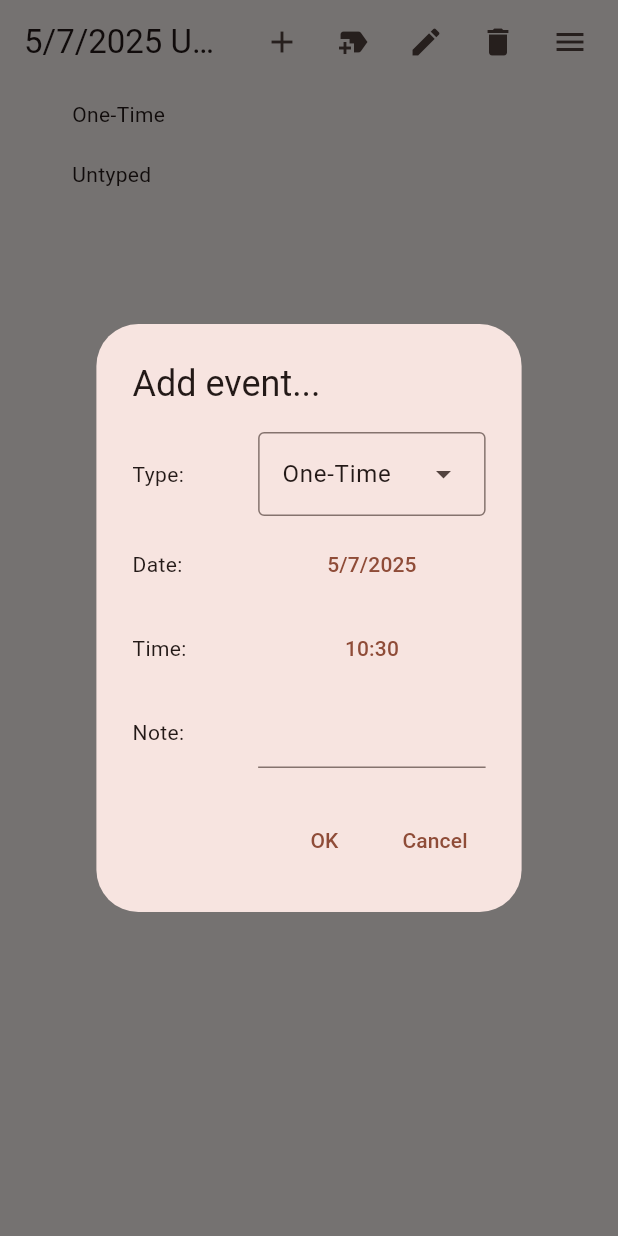
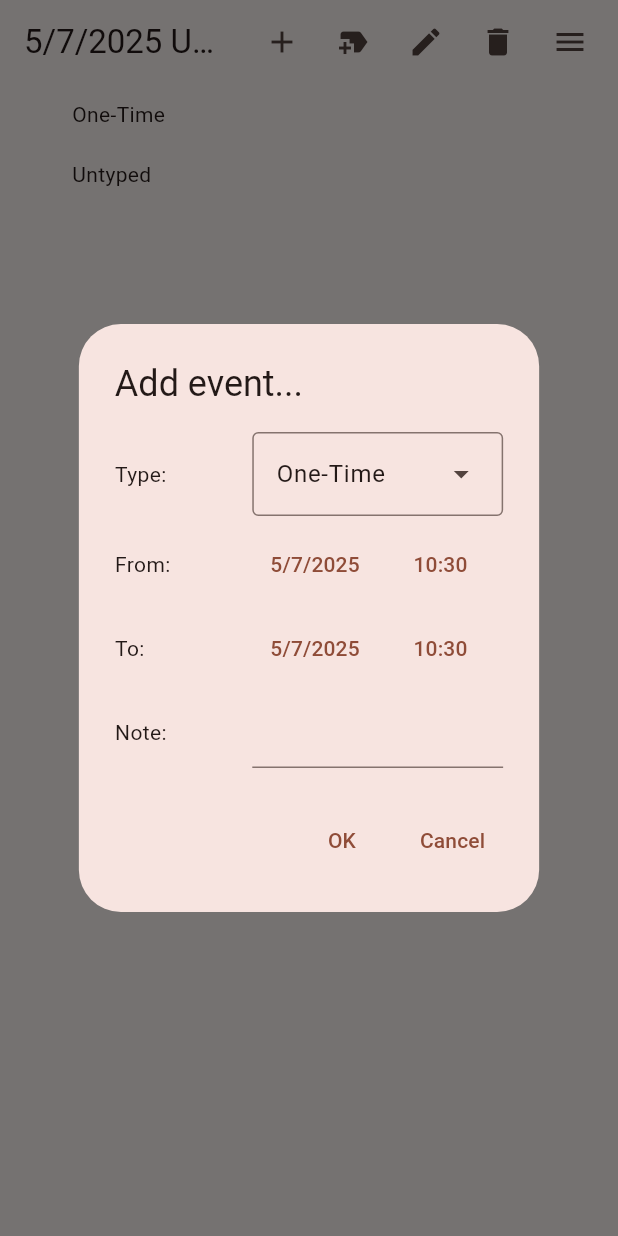
Before and after one commit to Janorico/FOSSevents, a Flutter app: the screen it shows after launch, after a tap on the "add" icon, on a phone screen of 412 x 824 dp. Run offline on Flutter 3.47's test engine with Material 3 defaults, Android fonts, the phone set to English and light mode, and no system bars; our stand-ins replace file_picker, flutter_svg, package_info_plus.

Commit message:
Change timestamp to time range

```diff
--- a/lib/dialogs.dart
+++ b/lib/dialogs.dart
@@ -19,7 +19,7 @@
 
 import 'package:flutter/material.dart';
 import 'package:fossevents/data/types.dart';
-import 'package:intl/intl.dart';
+import 'package:fossevents/widgets/date_time_picker.dart';
 
 class Dialogs {
   static void showNoSelectionDialog(BuildContext context) {
@@ -50,21 +50,19 @@ class AddEditEventConfirmationDialog extends StatefulWidget {
 
 class _AddEditEventConfirmationDialogState extends State<AddEditEventConfirmationDialog> {
   late String? typeId;
-  late DateTime dateTime;
+  late DateTimeRange dateTimeRange;
   final TextEditingController noteController = TextEditingController();
 
   @override
   void initState() {
     super.initState();
     typeId = widget.e?.typeId ?? widget.eventType;
-    dateTime = widget.e?.dateTime ?? DateTime.now();
+    dateTimeRange = widget.e?.dateTimeRange ?? DateTimeRange(start: DateTime.now(), end: DateTime.now());
     noteController.text = widget.e?.note ?? "";
   }
 
   @override
   Widget build(BuildContext context) {
-    DateFormat df = DateFormat.yMd();
-    DateFormat tf = DateFormat.Hm();
     return ConfirmationDialog(
       title: Text(widget.e == null ? "Add event..." : "Edit event..."),
       content: Column(
@@ -95,21 +93,16 @@ class _AddEditEventConfirmationDialogState extends State<AddEditEventConfirmatio
           Row(
             spacing: 8.0,
             children: [
-              Expanded(child: Text("Date:")),
+              Expanded(child: Text("From:")),
               Expanded(
                 flex: 2,
-                child: TextButton(
-                  onPressed: () {
-                    showDatePicker(context: context, initialDate: dateTime, firstDate: DateTime.utc(0), lastDate: DateTime.now()).then((value) {
-                      if (value == null) {
-                        return;
-                      }
-                      setState(() {
-                        dateTime = DateTime(value.year, value.month, value.day, dateTime.hour, dateTime.minute);
-                      });
+                child: DateTimePicker(
+                  dateTime: dateTimeRange.start,
+                  onDateChanged: (dt) {
+                    setState(() {
+                      dateTimeRange = DateTimeRange(start: dt, end: dateTimeRange.end.isAfter(dt) ? dateTimeRange.end : dt);
                     });
                   },
-                  child: Text(df.format(dateTime)),
                 ),
               ),
             ],
@@ -117,21 +110,16 @@ class _AddEditEventConfirmationDialogState extends State<AddEditEventConfirmatio
           Row(
             spacing: 8.0,
             children: [
-              Expanded(child: Text("Time:")),
+              Expanded(child: Text("To:")),
               Expanded(
                 flex: 2,
-                child: TextButton(
-                  onPressed: () {
-                    showTimePicker(context: context, initialTime: TimeOfDay.fromDateTime(dateTime)).then((value) {
-                      if (value == null) {
-                        return;
-                      }
-                      setState(() {
-                        dateTime = DateTime(dateTime.year, dateTime.month, dateTime.day, value.hour, value.minute);
-                      });
+                child: DateTimePicker(
+                  dateTime: dateTimeRange.end,
+                  onDateChanged: (dt) {
+                    setState(() {
+                      dateTimeRange = DateTimeRange(start: dateTimeRange.start.isBefore(dt) ? dateTimeRange.start : dt, end: dt);
                     });
                   },
-                  child: Text(tf.format(dateTime)),
                 ),
               ),
             ],
@@ -154,7 +142,7 @@ class _AddEditEventConfirmationDialogState extends State<AddEditEventConfirmatio
       ),
       onConfirm: () {
         if (widget.onConfirmed != null) {
-          widget.onConfirmed!(Event(typeId: typeId, dateTime: dateTime.toUtc(), note: noteController.text));
+          widget.onConfirmed!(Event(typeId: typeId, dateTimeRange: dateTimeRange, note: noteController.text));
         }
       },
     );
--- a/lib/main_page.dart
+++ b/lib/main_page.dart
@@ -27,6 +27,7 @@ import 'package:flutter_svg/flutter_svg.dart';
 import 'package:fossevents/data/files.dart';
 import 'package:fossevents/data/types.dart';
 import 'package:fossevents/dialogs.dart';
+import 'package:fossevents/extensions.dart';
 import 'package:fossevents/main.dart';
 import 'package:intl/intl.dart';
 import 'package:package_info_plus/package_info_plus.dart';
@@ -65,10 +66,10 @@ class _MyHomePageState extends State<MyHomePage> with WidgetsBindingObserver {
 
   @override
   Widget build(BuildContext context) {
-    DateFormat dateFormat = DateFormat.yMd();
+    DateFormat df = DateFormat.yMd();
     return Scaffold(
       appBar: AppBar(
-        title: Text("${dateFormat.format(DateTime.now())} UTC+${DateTime.now().timeZoneOffset.inHours}:00, ${dateFormat.format(DateTime.timestamp())} UTC"),
+        title: Text("${df.format(DateTime.now())} UTC+${DateTime.now().timeZoneOffset.inHours}:00, ${df.format(DateTime.timestamp())} UTC"),
         actions: [
           IconButton(
             onPressed: () {
@@ -198,7 +199,7 @@ class _MyHomePageState extends State<MyHomePage> with WidgetsBindingObserver {
                           for (Event ie in db.events) {
                             bool exists = false;
                             for (Event e in widget.db.events) {
-                              if (ie.typeId == e.typeId && ie.dateTime == e.dateTime && ie.note == e.note) {
+                              if (ie.typeId == e.typeId && ie.dateTimeRange == e.dateTimeRange && ie.note == e.note) {
                                 exists = true;
                               }
                             }
@@ -285,7 +286,7 @@ class _MyHomePageState extends State<MyHomePage> with WidgetsBindingObserver {
                 icon: Icon(Icons.question_mark_rounded, size: 48.0),
                 title: Text("Delete Instance"),
                 content: Text(
-                  "Are you sure you want to delete the selected event instance (${DateFormat.yMd().format(ec.dateTime)}, ${DateFormat.Hm().format(ec.dateTime)})?\nTHIS ACTION IS NOT UNDOABLE!",
+                  "Are you sure you want to delete the selected event instance (${ec.dateTimeRange.toReadableString()})?\nTHIS ACTION IS NOT UNDOABLE!",
                 ),
                 onConfirm: () {
                   widget.db.events.remove(ec);
@@ -320,8 +321,6 @@ class _MyHomePageState extends State<MyHomePage> with WidgetsBindingObserver {
   }
 
   Widget eventClassTreeNodeBuilder(BuildContext context, TreeSliverNode<EventClassWrapper> node, AnimationStyle toggleAnimationStyle) {
-    DateFormat df = DateFormat.yMd();
-    DateFormat tf = DateFormat.Hm();
     final Duration animationDuration = toggleAnimationStyle.duration ?? TreeSliver.defaultAnimationDuration;
     final Curve animationCurve = toggleAnimationStyle.curve ?? TreeSliver.defaultAnimationCurve;
     final int index = TreeSliverController.of(context).getActiveIndexFor(node)!;
@@ -352,8 +351,8 @@ class _MyHomePageState extends State<MyHomePage> with WidgetsBindingObserver {
       if (ec is Event)
         Text(
           ec.typeId == null
-              ? "${ec.note} (${df.format(ec.dateTime)}, ${tf.format(ec.dateTime)})"
-              : "${df.format(ec.dateTime)}, ${tf.format(ec.dateTime)}${ec.note.isEmpty ? "" : " (${ec.note})"}",
+              ? "${ec.note} (${ec.dateTimeRange.toReadableString()})"
+              : "${ec.dateTimeRange.toReadableString()}${ec.note.isEmpty ? "" : " (${ec.note})"}",
         )
       else if (ec is EventType)
         Tooltip(message: ec.desc, child: Text(ec.name))
--- /dev/null
+++ b/lib/widgets/date_time_picker.dart
@@ -0,0 +1,89 @@
+/*
+ * FOSS event logger.
+ * Copyright (C) 2025-present Janosch Lion
+ *
+ * This program is free software: you can redistribute it and/or modify
+ * it under the terms of the GNU General Public License as published by
+ * the Free Software Foundation, either version 3 of the License, or
+ * (at your option) any later version.
+ *
+ * This program is distributed in the hope that it will be useful,
+ * but WITHOUT ANY WARRANTY; without even the implied warranty of
+ * MERCHANTABILITY or FITNESS FOR A PARTICULAR PURPOSE.  See the
+ * GNU General Public License for more details.
+ *
+ * You should have received a copy of the GNU General Public License
+ * along with this program.  If not, see <https://www.gnu.org/licenses/>.
+ *
+ */
+
+import 'package:flutter/material.dart';
+import 'package:intl/intl.dart';
+
+class DateTimePicker extends StatefulWidget {
+  final DateTime dateTime;
+  final ValueChanged<DateTime> onDateChanged;
+
+  const DateTimePicker({super.key, required this.dateTime, required this.onDateChanged});
+
+  @override
+  State<StatefulWidget> createState() => _DateTimePickerState();
+}
+
+class _DateTimePickerState extends State<DateTimePicker> {
+  late DateTime dateTime;
+
+  @override
+  void initState() {
+    super.initState();
+    dateTime = widget.dateTime;
+  }
+
+  @override
+  void didUpdateWidget(DateTimePicker oldWidget) {
+    super.didUpdateWidget(oldWidget);
+    dateTime = widget.dateTime;
+  }
+
+  @override
+  Widget build(BuildContext context) {
+    DateFormat df = DateFormat.yMd();
+    DateFormat tf = DateFormat.Hm();
+    return Row(
+      children: [
+        Expanded(
+          child: TextButton(
+            onPressed: () {
+              showDatePicker(context: context, initialDate: dateTime, firstDate: DateTime.utc(0), lastDate: DateTime.now()).then((value) {
+                if (value == null) {
+                  return;
+                }
+                setState(() {
+                  dateTime = DateTime(value.year, value.month, value.day, dateTime.hour, dateTime.minute);
+                  widget.onDateChanged(dateTime);
+                });
+              });
+            },
+            child: Text(df.format(dateTime)),
+          ),
+        ),
+        Expanded(
+          child: TextButton(
+            onPressed: () {
+              showTimePicker(context: context, initialTime: TimeOfDay.fromDateTime(dateTime)).then((value) {
+                if (value == null) {
+                  return;
+                }
+                setState(() {
+                  dateTime = DateTime(dateTime.year, dateTime.month, dateTime.day, value.hour, value.minute);
+                  widget.onDateChanged(dateTime);
+                });
+              });
+            },
+            child: Text(tf.format(dateTime)),
+          ),
+        ),
+      ],
+    );
+  }
+}
```
Also changed, not shown: lib/data/types.dart (+26 -5 lines), lib/extensions.dart (added, +29 -0 lines).
